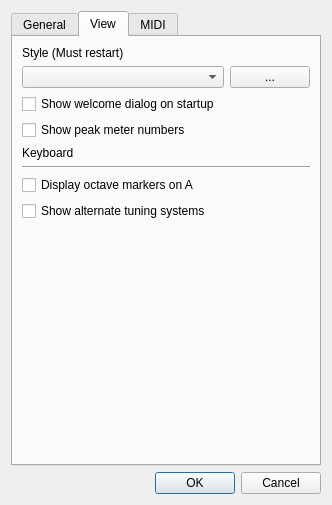
This is src/editor/SettingsDialog.ui in yuxshao/ptcollab as Qt 5 draws it before an edit. The edited form follows.
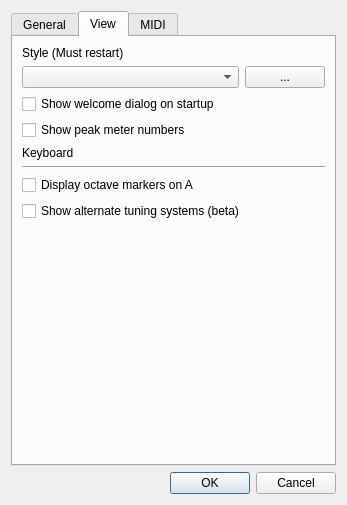
This is the edited form.

Commit message: add beta label

What changed in the file:
```diff
--- a/src/editor/SettingsDialog.ui
+++ b/src/editor/SettingsDialog.ui
@@ -6,7 +6,7 @@
    <rect>
     <x>0</x>
     <y>0</y>
-    <width>332</width>
+    <width>347</width>
     <height>505</height>
    </rect>
   </property>
@@ -165,7 +165,7 @@
        <item>
         <widget class="QCheckBox" name="alternateTuningCheck">
          <property name="text">
-          <string>Show alternate tuning systems</string>
+          <string>Show alternate tuning systems (beta)</string>
          </property>
         </widget>
        </item>
```
